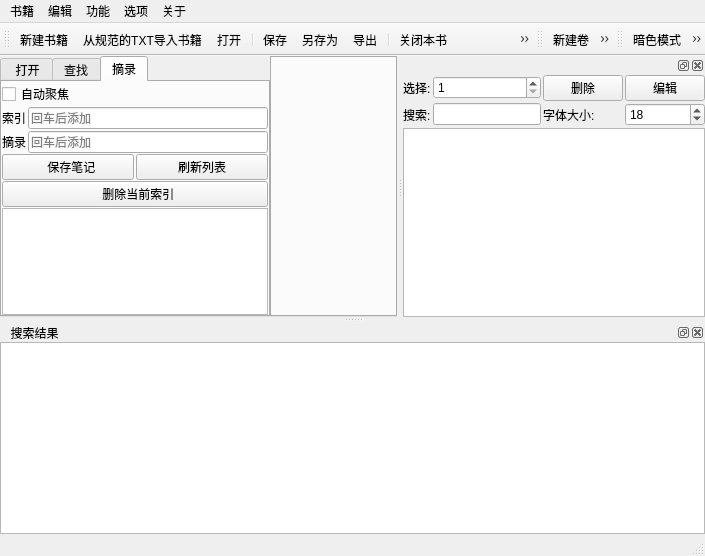
shg1969/Book-Editor, file mainwindow.ui: the form before one commit.
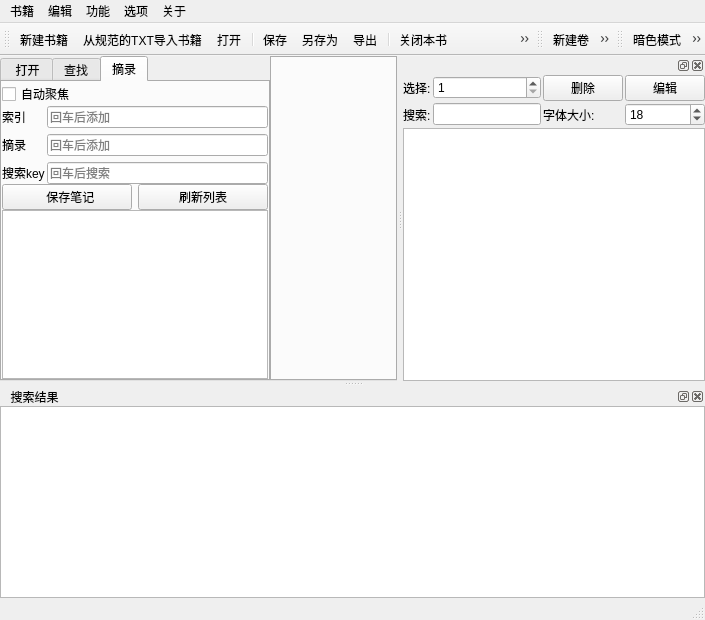
The form after the commit. The open tabs and pages were chosen to show the change. Icons and pictures are not drawn.

```diff
--- a/mainwindow.ui
+++ b/mainwindow.ui
@@ -7,7 +7,7 @@
     <x>0</x>
     <y>0</y>
     <width>705</width>
-    <height>556</height>
+    <height>620</height>
    </rect>
   </property>
   <property name="windowTitle">
@@ -301,7 +301,7 @@
         </attribute>
         <layout class="QVBoxLayout" name="verticalLayout_2">
          <property name="spacing">
-          <number>1</number>
+          <number>0</number>
          </property>
          <property name="leftMargin">
           <number>0</number>
@@ -328,7 +328,7 @@
             <number>2</number>
            </property>
            <property name="verticalSpacing">
-            <number>2</number>
+            <number>6</number>
            </property>
            <item row="0" column="0">
             <widget class="QLabel" name="note_key_Label">
@@ -361,12 +361,26 @@
              </property>
             </widget>
            </item>
+           <item row="2" column="0">
+            <widget class="QLabel" name="label_5">
+             <property name="text">
+              <string>搜索key</string>
+             </property>
+            </widget>
+           </item>
+           <item row="2" column="1">
+            <widget class="QLineEdit" name="note_search_key_lineEdit">
+             <property name="placeholderText">
+              <string>回车后搜索</string>
+             </property>
+            </widget>
+           </item>
           </layout>
          </item>
          <item>
           <layout class="QHBoxLayout" name="horizontalLayout">
            <property name="spacing">
-            <number>2</number>
+            <number>6</number>
            </property>
            <item>
             <widget class="QPushButton" name="note_save_btn">
@@ -385,17 +399,18 @@
           </layout>
          </item>
          <item>
-          <widget class="QPushButton" name="node_rm_key_btn">
-           <property name="text">
-            <string>  删除当前索引</string>
+          <widget class="QSplitter" name="splitter">
+           <property name="orientation">
+            <enum>Qt::Vertical</enum>
            </property>
-          </widget>
-         </item>
-         <item>
-          <widget class="QListWidget" name="note_key_listWidget">
-           <property name="contextMenuPolicy">
-            <enum>Qt::ActionsContextMenu</enum>
-           </property>
+           <widget class="QListWidget" name="note_key_listWidget">
+            <property name="contextMenuPolicy">
+             <enum>Qt::CustomContextMenu</enum>
+            </property>
+            <property name="alternatingRowColors">
+             <bool>false</bool>
+            </property>
+           </widget>
           </widget>
          </item>
         </layout>
```
Left out of the diff: 36 changed lines with no effect on the pictures.
